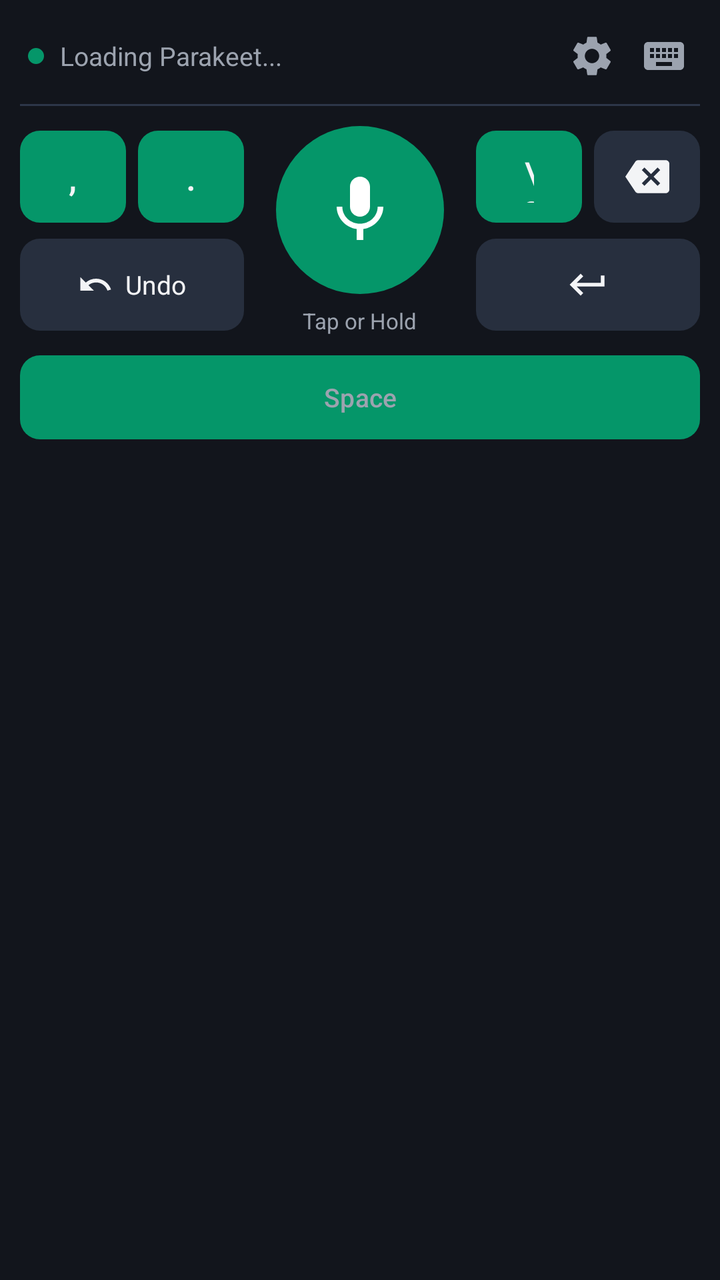
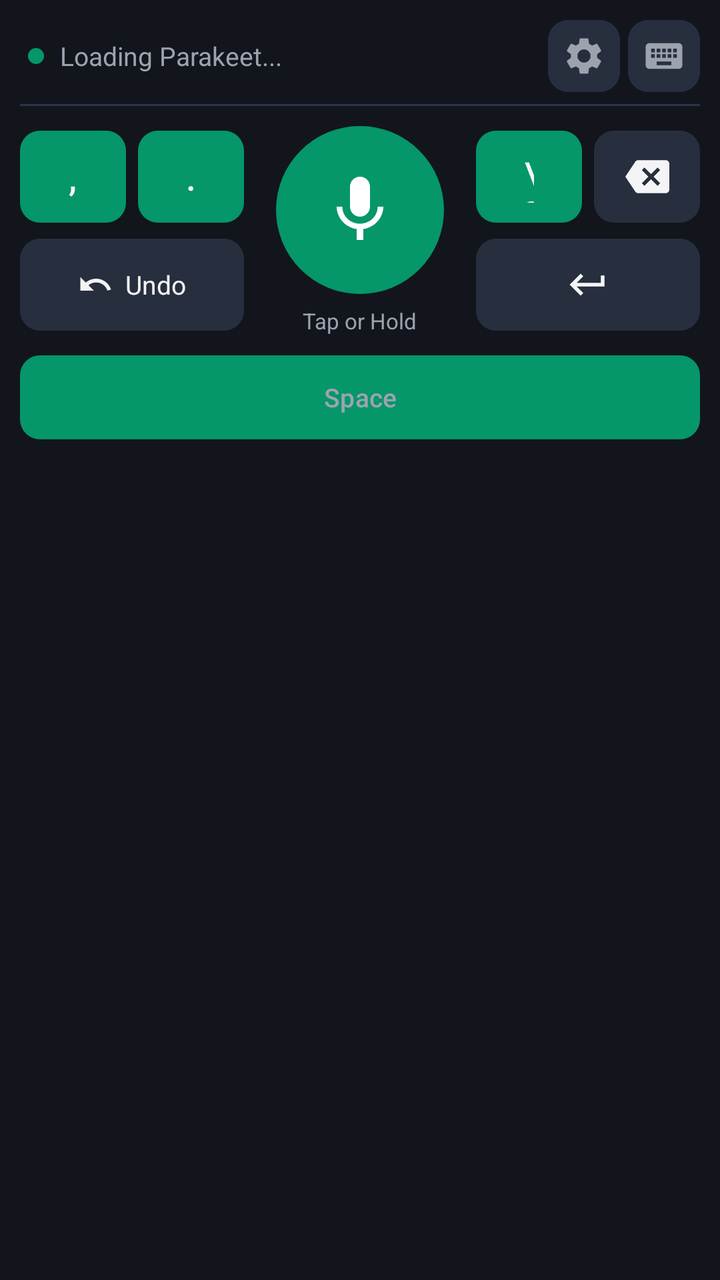

An Android layout rendered at two revisions. The XML below is the earlier revision; the diff shows what the commit changed to produce the second picture.
<!-- AndroidManifest.xml: application theme Theme.ParakeetVoiceKeyboard -->
<!-- res/layout/keyboard_view.xml -->
<?xml version="1.0" encoding="utf-8"?>
<LinearLayout xmlns:android="http://schemas.android.com/apk/res/android"
    android:layout_width="match_parent"
    android:layout_height="wrap_content"
    android:background="@color/kb_background"
    android:orientation="vertical"
    android:paddingStart="10dp"
    android:paddingTop="8dp"
    android:paddingEnd="10dp"
    android:paddingBottom="10dp">

    
    <LinearLayout
        android:layout_width="match_parent"
        android:layout_height="40dp"
        android:gravity="center_vertical"
        android:orientation="horizontal">

        <View
            android:id="@+id/statusDot"
            android:layout_width="8dp"
            android:layout_height="8dp"
            android:layout_marginStart="4dp"
            android:layout_marginEnd="8dp"
            android:background="@drawable/bg_mic_idle" />

        <TextView
            android:id="@+id/tvStatus"
            android:layout_width="0dp"
            android:layout_height="wrap_content"
            android:layout_weight="1"
            android:ellipsize="end"
            android:maxLines="1"
            android:text="@string/status_loading"
            android:textColor="@color/kb_text_secondary"
            android:textSize="13sp" />

        <ProgressBar
            android:id="@+id/progressAudioLevel"
            style="?android:attr/progressBarStyleHorizontal"
            android:layout_width="64dp"
            android:layout_height="6dp"
            android:layout_marginEnd="8dp"
            android:max="100"
            android:progress="0"
            android:progressTint="@color/kb_accent"
            android:visibility="invisible" />

        <ImageButton
            android:id="@+id/btnSettings"
            android:layout_width="36dp"
            android:layout_height="36dp"
            android:background="?attr/selectableItemBackgroundBorderless"
            android:contentDescription="Settings"
            android:padding="6dp"
            android:src="@drawable/ic_settings" />

        <ImageButton
            android:id="@+id/btnSwitchIme"
            android:layout_width="36dp"
            android:layout_height="36dp"
            android:background="?attr/selectableItemBackgroundBorderless"
            android:contentDescription="Switch keyboard"
            android:padding="6dp"
            android:src="@drawable/ic_keyboard" />
    </LinearLayout>

    <View
        android:layout_width="match_parent"
        android:layout_height="1dp"
        android:layout_marginTop="4dp"
        android:layout_marginBottom="10dp"
        android:background="@color/kb_divider" />

    
    <LinearLayout
        android:layout_width="match_parent"
        android:layout_height="wrap_content"
        android:gravity="center_vertical"
        android:orientation="horizontal">

        
        <LinearLayout
            android:layout_width="0dp"
            android:layout_height="wrap_content"
            android:layout_weight="1"
            android:orientation="vertical">

            <LinearLayout
                android:layout_width="match_parent"
                android:layout_height="46dp"
                android:orientation="horizontal">

                <Button
                    android:id="@+id/btnComma"
                    android:layout_width="0dp"
                    android:layout_height="match_parent"
                    android:layout_marginEnd="6dp"
                    android:layout_weight="1"
                    android:background="@drawable/bg_key"
                    android:text=","
                    android:textColor="@color/kb_text_primary"
                    android:textSize="18sp" />

                <Button
                    android:id="@+id/btnPeriod"
                    android:layout_width="0dp"
                    android:layout_height="match_parent"
                    android:layout_weight="1"
                    android:background="@drawable/bg_key"
                    android:text="."
                    android:textColor="@color/kb_text_primary"
                    android:textSize="18sp" />
            </LinearLayout>

            <LinearLayout
                android:id="@+id/btnUndo"
                android:layout_width="match_parent"
                android:layout_height="46dp"
                android:layout_marginTop="8dp"
                android:background="@drawable/bg_key"
                android:clickable="true"
                android:focusable="true"
                android:gravity="center"
                android:orientation="horizontal">

                <ImageView
                    android:layout_width="18dp"
                    android:layout_height="18dp"
                    android:layout_marginEnd="6dp"
                    android:src="@drawable/ic_undo" />

                <TextView
                    android:layout_width="wrap_content"
                    android:layout_height="wrap_content"
                    android:text="@string/key_undo"
                    android:textColor="@color/kb_text_primary"
                    android:textSize="13sp" />
            </LinearLayout>
        </LinearLayout>

        
        <LinearLayout
            android:layout_width="wrap_content"
            android:layout_height="wrap_content"
            android:layout_marginStart="16dp"
            android:layout_marginEnd="16dp"
            android:gravity="center"
            android:orientation="vertical">

            <ImageButton
                android:id="@+id/btnMic"
                android:layout_width="84dp"
                android:layout_height="84dp"
                android:background="@drawable/bg_mic_idle"
                android:contentDescription="Dictate"
                android:padding="22dp"
                android:scaleType="fitCenter"
                android:src="@drawable/ic_mic" />

            <TextView
                android:id="@+id/tvMicHint"
                android:layout_width="wrap_content"
                android:layout_height="wrap_content"
                android:layout_marginTop="6dp"
                android:text="Tap or Hold"
                android:textColor="@color/kb_text_secondary"
                android:textSize="11sp" />
        </LinearLayout>

        
        <LinearLayout
            android:layout_width="0dp"
            android:layout_height="wrap_content"
            android:layout_weight="1"
            android:orientation="vertical">

            <LinearLayout
                android:layout_width="match_parent"
                android:layout_height="46dp"
                android:orientation="horizontal">

                <Button
                    android:id="@+id/btnQuestion"
                    android:layout_width="0dp"
                    android:layout_height="match_parent"
                    android:layout_marginEnd="6dp"
                    android:layout_weight="1"
                    android:background="@drawable/bg_key"
                    android:text="\?"
                    android:textColor="@color/kb_text_primary"
                    android:textSize="17sp" />

                <ImageButton
                    android:id="@+id/btnBackspace"
                    android:layout_width="0dp"
                    android:layout_height="match_parent"
                    android:layout_weight="1"
                    android:background="@drawable/bg_key"
                    android:contentDescription="Backspace"
                    android:padding="12dp"
                    android:scaleType="fitCenter"
                    android:src="@drawable/ic_backspace" />
            </LinearLayout>

            <ImageButton
                android:id="@+id/btnEnter"
                android:layout_width="match_parent"
                android:layout_height="46dp"
                android:layout_marginTop="8dp"
                android:background="@drawable/bg_key"
                android:contentDescription="Enter"
                android:padding="12dp"
                android:scaleType="fitCenter"
                android:src="@drawable/ic_enter" />
        </LinearLayout>
    </LinearLayout>

    
    <Button
        android:id="@+id/btnSpace"
        android:layout_width="match_parent"
        android:layout_height="42dp"
        android:layout_marginTop="10dp"
        android:background="@drawable/bg_key"
        android:text="@string/key_space"
        android:textAllCaps="false"
        android:textColor="@color/kb_text_secondary"
        android:textSize="13sp" />

</LinearLayout>
<!-- resources referenced by this layout -->
<resources>
  <color name="kb_accent">#34D399</color>
  <color name="kb_background">#12151C</color>
  <color name="kb_divider">#2D3648</color>
  <color name="kb_text_primary">#F3F4F6</color>
  <color name="kb_text_secondary">#9CA3AF</color>
  <!-- drawable bg_key (drawable) -->
  <?xml version="1.0" encoding="utf-8"?>
  <ripple xmlns:android="http://schemas.android.com/apk/res/android"
      android:color="@color/kb_key_pressed">
      <item>
          <shape android:shape="rectangle">
              <solid android:color="@color/kb_key_bg" />
              <corners android:radius="10dp" />
          </shape>
      </item>
  </ripple>
  <!-- drawable bg_mic_idle (drawable) -->
  <?xml version="1.0" encoding="utf-8"?>
  <shape xmlns:android="http://schemas.android.com/apk/res/android"
      android:shape="oval">
      <solid android:color="@color/kb_accent_dark" />
  </shape>
  <!-- drawable ic_backspace (drawable) -->
  <vector xmlns:android="http://schemas.android.com/apk/res/android"
      android:width="24dp"
      android:height="24dp"
      android:viewportWidth="24"
      android:viewportHeight="24">
      <path
          android:fillColor="#F3F4F6"
          android:pathData="M22,3H7c-0.69,0 -1.23,0.35 -1.59,0.88L0,12l5.41,8.11c0.36,0.53 0.9,0.89 1.59,0.89h15c1.1,0 2,-0.9 2,-2V5c0,-1.1 -0.9,-2 -2,-2zM19,15.59L17.59,17 14,13.41 10.41,17 9,15.59 12.59,12 9,8.41 10.41,7 14,10.59 17.59,7 19,8.41 15.41,12 19,15.59z" />
  </vector>
  <!-- drawable ic_enter (drawable) -->
  <vector xmlns:android="http://schemas.android.com/apk/res/android"
      android:width="24dp"
      android:height="24dp"
      android:viewportWidth="24"
      android:viewportHeight="24">
      <path
          android:fillColor="#F3F4F6"
          android:pathData="M19,7v4H5.83l3.58,-3.59L8,6l-6,6 6,6 1.41,-1.41L5.83,13H21V7z" />
  </vector>
  <!-- drawable ic_keyboard (drawable) -->
  <vector xmlns:android="http://schemas.android.com/apk/res/android"
      android:width="24dp"
      android:height="24dp"
      android:viewportWidth="24"
      android:viewportHeight="24">
      <path
          android:fillColor="#9CA3AF"
          android:pathData="M20,5H4c-1.1,0 -1.99,0.9 -1.99,2L2,17c0,1.1 0.9,2 2,2h16c1.1,0 2,-0.9 2,-2V7c0,-1.1 -0.9,-2 -2,-2zM11,8h2v2h-2V8zM11,11h2v2h-2v-2zM8,8h2v2H8V8zM8,11h2v2H8v-2zM7,13H5v-2h2v2zM7,10H5V8h2v2zM16,17H8v-2h8v2zM16,13h-2v-2h2v2zM16,10h-2V8h2v2zM19,13h-2v-2h2v2zM19,10h-2V8h2v2z" />
  </vector>
  <!-- drawable ic_mic (drawable) -->
  <vector xmlns:android="http://schemas.android.com/apk/res/android"
      android:width="24dp"
      android:height="24dp"
      android:viewportWidth="24"
      android:viewportHeight="24">
      <path
          android:fillColor="#FFFFFF"
          android:pathData="M12,14c1.66,0 3,-1.34 3,-3V5c0,-1.66 -1.34,-3 -3,-3S9,3.34 9,5v6c0,1.66 1.34,3 3,3zM17.3,11c0,3 -2.54,5.1 -5.3,5.1S6.7,14 6.7,11H5c0,3.41 2.72,6.23 6,6.72V21h2v-3.28c3.28,-0.49 6,-3.31 6,-6.72h-1.7z" />
  </vector>
  <!-- drawable ic_undo (drawable) -->
  <vector xmlns:android="http://schemas.android.com/apk/res/android"
      android:width="24dp"
      android:height="24dp"
      android:viewportWidth="24"
      android:viewportHeight="24">
      <path
          android:fillColor="#F3F4F6"
          android:pathData="M12.5,8c-2.65,0 -5.05,0.99 -6.9,2.6L2,7v9h9l-3.62,-3.62c1.39,-1.16 3.16,-1.88 5.12,-1.88 3.54,0 6.55,2.31 7.6,5.5l2.37,-0.78C21.08,11.03 17.15,8 12.5,8z" />
  </vector>
  <string name="key_space">Space</string>
  <string name="key_undo">Undo</string>
  <string name="status_loading">Loading Parakeet...</string>
  <style name="Theme.ParakeetVoiceKeyboard" parent="Theme.Material3.DayNight.NoActionBar">
          <item name="colorPrimary">@color/kb_accent_dark</item>
          <item name="colorSecondary">@color/kb_accent</item>
      </style>
  <color name="kb_key_pressed">#374156</color>
  <color name="kb_key_bg">#272F3E</color>
  <color name="kb_accent_dark">#059669</color>
  <!-- unchanged entries left out for length: 1 -->
</resources>

<!-- the commit's change to res/layout/keyboard_view.xml (unified diff, before → after) -->
@@ -50,18 +50,21 @@
             android:id="@+id/btnSettings"
             android:layout_width="36dp"
             android:layout_height="36dp"
-            android:background="?attr/selectableItemBackgroundBorderless"
+            android:layout_marginEnd="4dp"
+            android:background="@drawable/bg_key"
             android:contentDescription="Settings"
-            android:padding="6dp"
+            android:padding="7dp"
+            android:scaleType="fitCenter"
             android:src="@drawable/ic_settings" />
 
         <ImageButton
             android:id="@+id/btnSwitchIme"
             android:layout_width="36dp"
             android:layout_height="36dp"
-            android:background="?attr/selectableItemBackgroundBorderless"
+            android:background="@drawable/bg_key"
             android:contentDescription="Switch keyboard"
-            android:padding="6dp"
+            android:padding="7dp"
+            android:scaleType="fitCenter"
             android:src="@drawable/ic_keyboard" />
     </LinearLayout>
 
